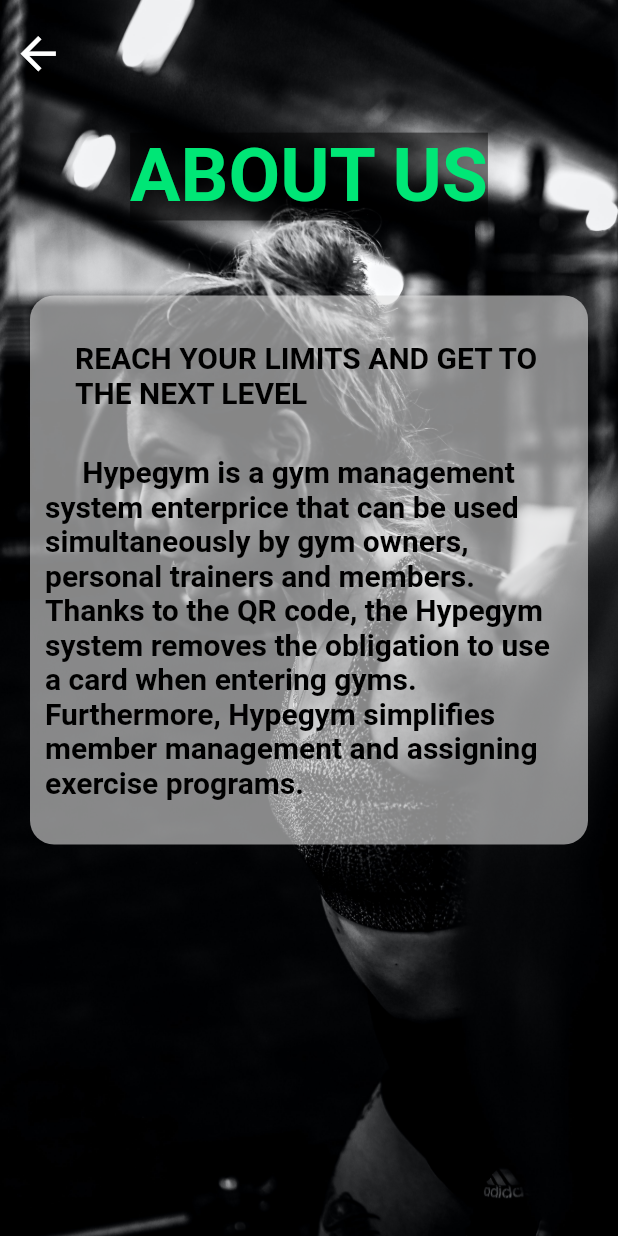
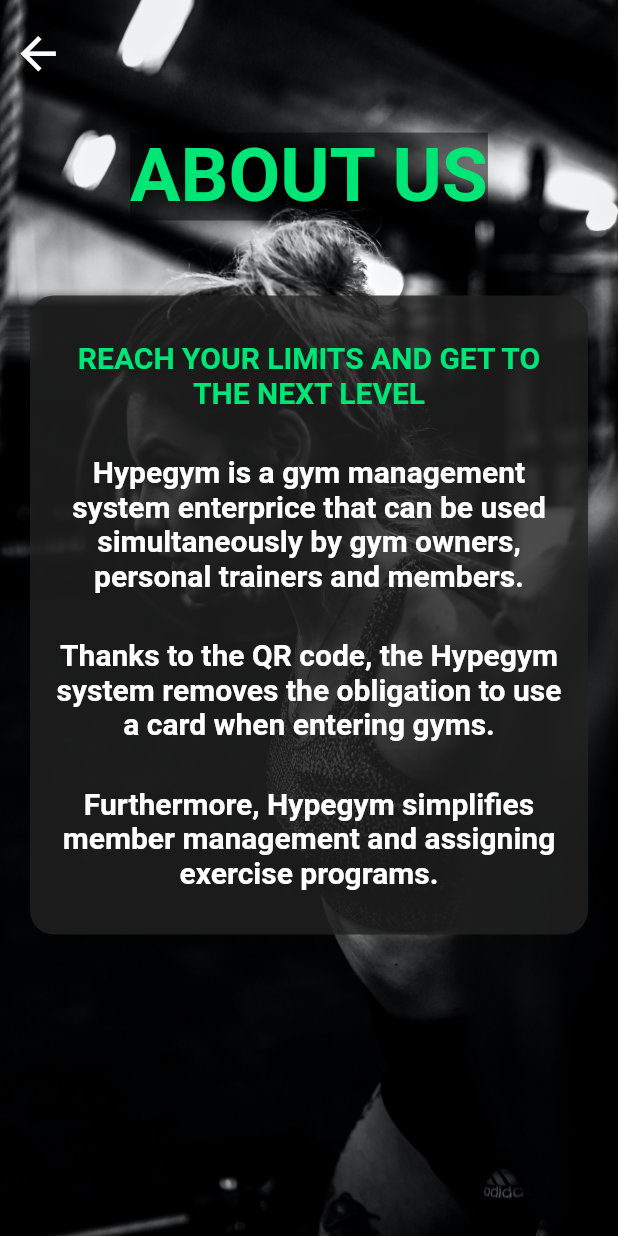
Before and after one commit to CSE343-Hypeline/hypegym-mobile, a Flutter app: the AboutUsPage screen opened directly, on a phone screen of 412 x 824 dp. Run offline on Flutter 3.47's test engine with Material 2 defaults, Android fonts, the phone set to English and light mode, and no system bars; our stand-ins replace google_fonts.

Commit message:
Update about us page

```diff
--- a/lib/pages/about_us_page.dart
+++ b/lib/pages/about_us_page.dart
@@ -47,10 +47,10 @@ class AboutUsPage extends StatelessWidget {
                     Text(
                       "ABOUT US",
                       style: TextStyle(
-                          backgroundColor: Colors.black.withOpacity(0.5),
-                          fontSize: 50,
-                          fontWeight: FontWeight.bold,
-                          color: Colors.greenAccent.shade400
+                        backgroundColor: Colors.black.withOpacity(0.5),
+                        fontSize: 50,
+                        fontWeight: FontWeight.bold,
+                        color: Colors.greenAccent.shade400,
                       ),
                     ),
                   ],
@@ -61,35 +61,57 @@ class AboutUsPage extends StatelessWidget {
                 child: Container(
                   decoration: BoxDecoration(
                     borderRadius: BorderRadius.circular(16.0),
-                    color: Colors.grey.shade300.withOpacity(0.6),
+                    color: Colors.grey.shade900.withOpacity(0.8),
                   ),
                   child: Column(
-                    children: const [
+                    children: [
                       Padding(
-                        padding: EdgeInsets.all(30.0),
+                        padding: const EdgeInsets.all(30.0),
                         child: Text(
                           "REACH YOUR LIMITS AND GET TO THE NEXT LEVEL",
                           style: TextStyle(
                             fontSize: 20,
                             fontWeight: FontWeight.bold,
-                            color: Colors.black,
+                            color: Colors.greenAccent.shade400,
                           ),
+                          textAlign: TextAlign.center,
                         ),
                       ),
-                      Padding(
+                      const Padding(
                         padding: EdgeInsets.only(top: 0.0, bottom: 30.0, left: 10.0, right: 10.0),
                         child: Text(
-                          "     Hypegym is a gym management system enterprice that can "
-                              "be used simultaneously by gym owners, personal trainers "
-                              "and members. Thanks to the QR code, the Hypegym system "
-                              "removes the obligation to use a card when entering gyms. "
-                              "Furthermore, Hypegym simplifies member management and "
-                              "assigning exercise programs.",
+                          "Hypegym is a gym management system enterprice that can be used simultaneously "
+                              "by gym owners, personal trainers and members.",
                           style: TextStyle(
                             fontSize: 20,
                             fontWeight: FontWeight.bold,
-                            color: Colors.black,
+                            color: Colors.white,
                           ),
+                          textAlign: TextAlign.center,
+                        ),
+                      ),
+                      const Padding(
+                        padding: EdgeInsets.only(top: 0.0, bottom: 30.0, left: 10.0, right: 10.0),
+                        child: Text(
+                          "Thanks to the QR code, the Hypegym system removes the obligation to use a card when entering gyms.",
+                          style: TextStyle(
+                            fontSize: 20,
+                            fontWeight: FontWeight.bold,
+                            color: Colors.white,
+                          ),
+                          textAlign: TextAlign.center,
+                        ),
+                      ),
+                      const Padding(
+                        padding: EdgeInsets.only(top: 0.0, bottom: 30.0, left: 10.0, right: 10.0),
+                        child: Text(
+                          "Furthermore, Hypegym simplifies member management and assigning exercise programs.",
+                          style: TextStyle(
+                            fontSize: 20,
+                            fontWeight: FontWeight.bold,
+                            color: Colors.white,
+                          ),
+                          textAlign: TextAlign.center,
                         ),
                       ),
                     ],
```
